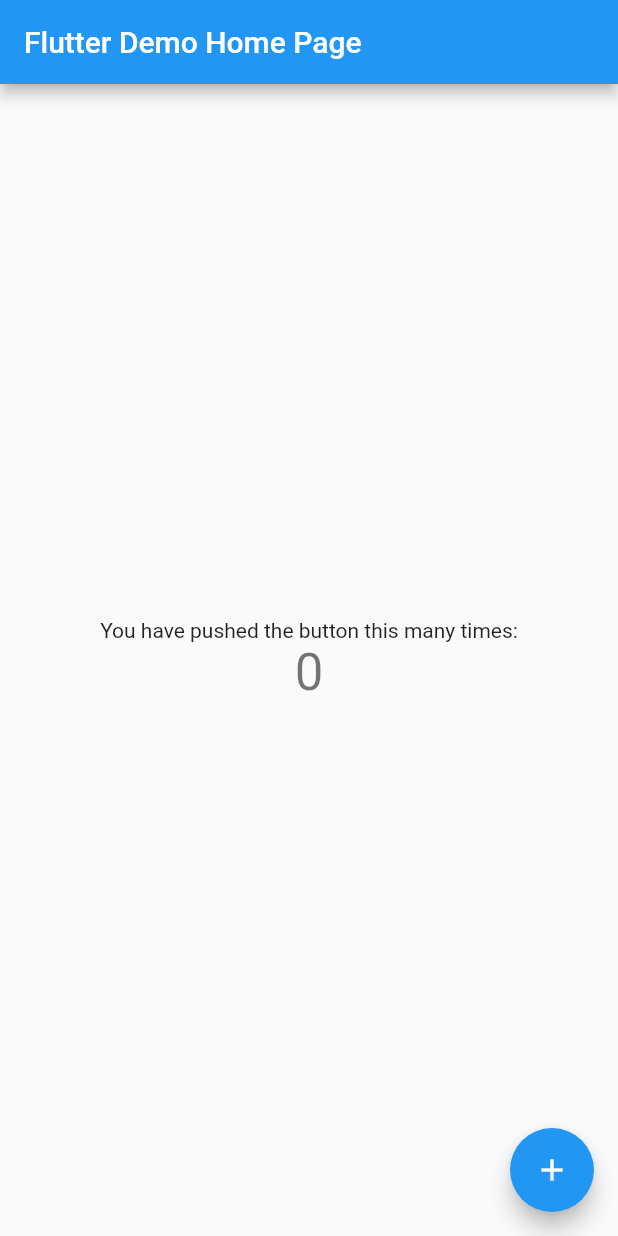
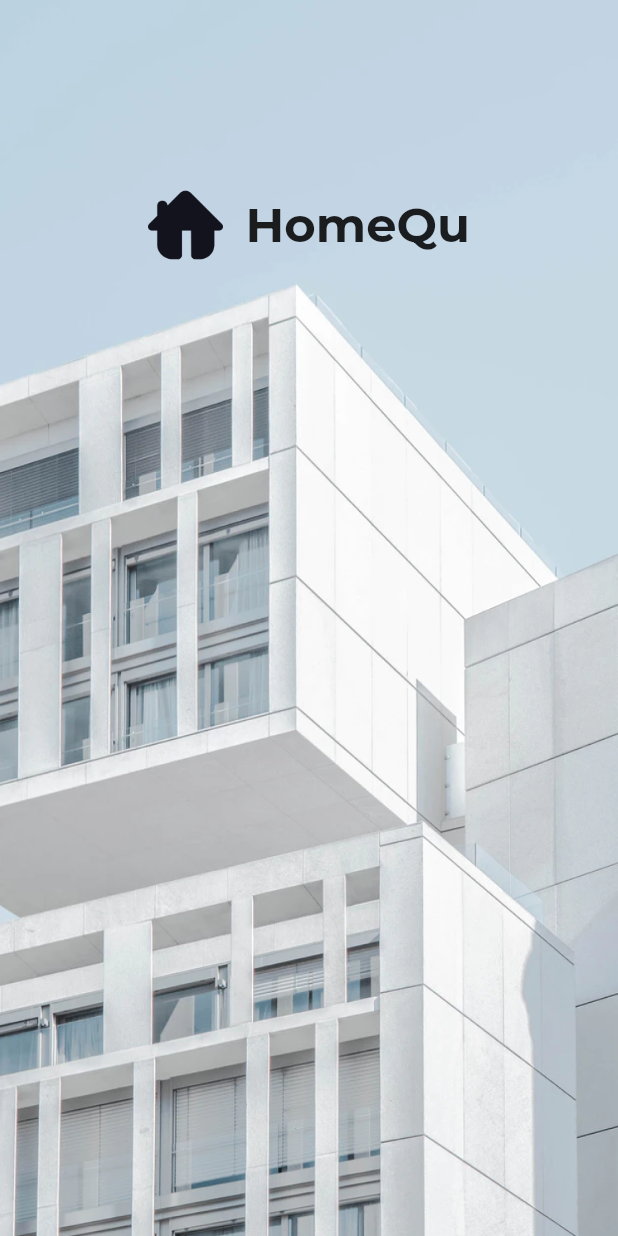
Before and after one commit to algonacci/homequ-splash-screen, a Flutter app: the first screen one second after launch, on a phone screen of 412 x 824 dp. Run offline on Flutter 3.47's test engine with Material 2 defaults, Android fonts, the phone set to English and light mode, and no system bars; our stand-ins replace google_fonts.

Commit message:
Slicing HomeQu

```diff
--- a/lib/main.dart
+++ b/lib/main.dart
@@ -1,4 +1,6 @@
 import 'package:flutter/material.dart';
+import 'package:homequ/pages/home.dart';
+import 'package:homequ/pages/splash.dart';
 
 void main() {
   runApp(const MyApp());
@@ -7,109 +9,13 @@ void main() {
 class MyApp extends StatelessWidget {
   const MyApp({super.key});
 
-  // This widget is the root of your application.
   @override
   Widget build(BuildContext context) {
     return MaterialApp(
-      title: 'Flutter Demo',
-      theme: ThemeData(
-        // This is the theme of your application.
-        //
-        // Try running your application with "flutter run". You'll see the
-        // application has a blue toolbar. Then, without quitting the app, try
-        // changing the primarySwatch below to Colors.green and then invoke
-        // "hot reload" (press "r" in the console where you ran "flutter run",
-        // or simply save your changes to "hot reload" in a Flutter IDE).
-        // Notice that the counter didn't reset back to zero; the application
-        // is not restarted.
-        primarySwatch: Colors.blue,
-      ),
-      home: const MyHomePage(title: 'Flutter Demo Home Page'),
+      home: const SplashScreen(),
+      routes: {
+        '/home': (context) => const HomePage(),
+      },
     );
   }
 }
-
-class MyHomePage extends StatefulWidget {
-  const MyHomePage({super.key, required this.title});
-
-  // This widget is the home page of your application. It is stateful, meaning
-  // that it has a State object (defined below) that contains fields that affect
-  // how it looks.
-
-  // This class is the configuration for the state. It holds the values (in this
-  // case the title) provided by the parent (in this case the App widget) and
-  // used by the build method of the State. Fields in a Widget subclass are
-  // always marked "final".
-
-  final String title;
-
-  @override
-  State<MyHomePage> createState() => _MyHomePageState();
-}
-
-class _MyHomePageState extends State<MyHomePage> {
-  int _counter = 0;
-
-  void _incrementCounter() {
-    setState(() {
-      // This call to setState tells the Flutter framework that something has
-      // changed in this State, which causes it to rerun the build method below
-      // so that the display can reflect the updated values. If we changed
-      // _counter without calling setState(), then the build method would not be
-      // called again, and so nothing would appear to happen.
-      _counter++;
-    });
-  }
-
-  @override
-  Widget build(BuildContext context) {
-    // This method is rerun every time setState is called, for instance as done
-    // by the _incrementCounter method above.
-    //
-    // The Flutter framework has been optimized to make rerunning build methods
-    // fast, so that you can just rebuild anything that needs updating rather
-    // than having to individually change instances of widgets.
-    return Scaffold(
-      appBar: AppBar(
-        // Here we take the value from the MyHomePage object that was created by
-        // the App.build method, and use it to set our appbar title.
-        title: Text(widget.title),
-      ),
-      body: Center(
-        // Center is a layout widget. It takes a single child and positions it
-        // in the middle of the parent.
-        child: Column(
-          // Column is also a layout widget. It takes a list of children and
-          // arranges them vertically. By default, it sizes itself to fit its
-          // children horizontally, and tries to be as tall as its parent.
-          //
-          // Invoke "debug painting" (press "p" in the console, choose the
-          // "Toggle Debug Paint" action from the Flutter Inspector in Android
-          // Studio, or the "Toggle Debug Paint" command in Visual Studio Code)
-          // to see the wireframe for each widget.
-          //
-          // Column has various properties to control how it sizes itself and
-          // how it positions its children. Here we use mainAxisAlignment to
-          // center the children vertically; the main axis here is the vertical
-          // axis because Columns are vertical (the cross axis would be
-          // horizontal).
-          mainAxisAlignment: MainAxisAlignment.center,
-          children: <Widget>[
-            const Text(
-              'You have pushed the button this many times:',
-            ),
-            Text(
-              '$_counter',
-              style: Theme.of(context).textTheme.headline4,
-            ),
-          ],
-        ),
-      ),
-      floatingActionButton: FloatingActionButton(
-        onPressed: _incrementCounter,
-        tooltip: 'Increment',
-        child: const Icon(Icons.add),
-      ), // This trailing comma makes auto-formatting nicer for build methods.
-    );
-  }
-}
--- /dev/null
+++ b/lib/pages/home.dart
@@ -0,0 +1,16 @@
+import 'package:flutter/material.dart';
+
+class HomePage extends StatelessWidget {
+  const HomePage({super.key});
+
+  @override
+  Widget build(BuildContext context) {
+    return const Scaffold(
+      body: Center(
+        child: Text(
+          'Hello!',
+        ),
+      ),
+    );
+  }
+}
--- /dev/null
+++ b/lib/pages/splash.dart
@@ -0,0 +1,68 @@
+import 'dart:async';
+
+import 'package:flutter/material.dart';
+import 'package:google_fonts/google_fonts.dart';
+
+class SplashScreen extends StatefulWidget {
+  const SplashScreen({super.key});
+
+  @override
+  State<SplashScreen> createState() => _SplashScreenState();
+}
+
+class _SplashScreenState extends State<SplashScreen> {
+  @override
+  void initState() {
+    Timer(
+      const Duration(seconds: 5),
+      () => Navigator.popAndPushNamed(
+        context,
+        '/home',
+      ),
+    );
+
+    super.initState();
+  }
+
+  @override
+  Widget build(BuildContext context) {
+    return Scaffold(
+      body: Stack(
+        children: [
+          Container(
+            decoration: const BoxDecoration(
+              image: DecorationImage(
+                image: AssetImage(
+                  'assets/background_image.png',
+                ),
+                fit: BoxFit.cover,
+              ),
+            ),
+          ),
+          Row(
+            mainAxisAlignment: MainAxisAlignment.center,
+            children: [
+              const SizedBox(
+                height: 300,
+              ),
+              Image.asset(
+                'assets/home.png',
+                width: 50,
+              ),
+              const SizedBox(
+                width: 15,
+              ),
+              Text(
+                'HomeQu',
+                style: GoogleFonts.montserrat(
+                  fontSize: 32,
+                  fontWeight: FontWeight.bold,
+                ),
+              ),
+            ],
+          ),
+        ],
+      ),
+    );
+  }
+}
```
Also changed, not shown: pubspec.yaml (+5 -7 lines), assets/background_image.png (added), assets/home.png (added), pubspec.lock, 2 other files.
